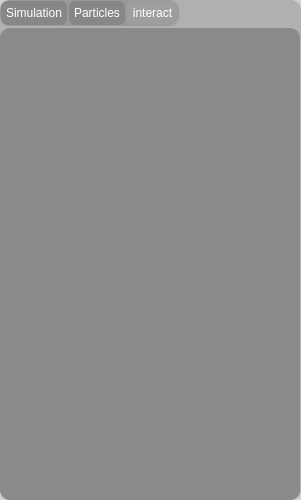
The window that settings.ui (tomatencode/Particle_LifeQT) describes before a commit, drawn with Qt 5.
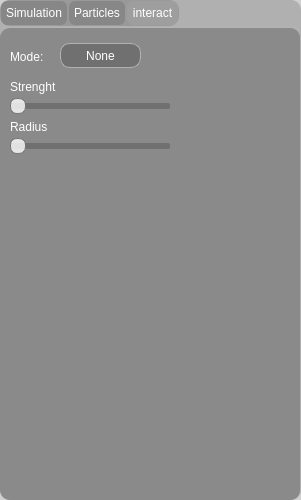
The same window after the commit. The open tabs and pages were chosen to show the change. Icons and pictures are not drawn. Custom widgets are drawn as their Qt base class.

Commit message: interaction mode interface and structure done

```diff
--- a/settings.ui
+++ b/settings.ui
@@ -513,6 +513,90 @@
     <attribute name="title">
      <string>interact</string>
     </attribute>
+    <widget class="QSlider" name="strenght_slider">
+     <property name="geometry">
+      <rect>
+       <x>10</x>
+       <y>70</y>
+       <width>160</width>
+       <height>16</height>
+      </rect>
+     </property>
+     <property name="maximum">
+      <number>1000</number>
+     </property>
+     <property name="orientation">
+      <enum>Qt::Horizontal</enum>
+     </property>
+    </widget>
+    <widget class="QPushButton" name="interaction_Button">
+     <property name="geometry">
+      <rect>
+       <x>60</x>
+       <y>15</y>
+       <width>81</width>
+       <height>25</height>
+      </rect>
+     </property>
+     <property name="text">
+      <string>None</string>
+     </property>
+    </widget>
+    <widget class="QLabel" name="strenght_label">
+     <property name="geometry">
+      <rect>
+       <x>10</x>
+       <y>50</y>
+       <width>101</width>
+       <height>17</height>
+      </rect>
+     </property>
+     <property name="text">
+      <string>Strenght</string>
+     </property>
+    </widget>
+    <widget class="QSlider" name="radius_slider">
+     <property name="geometry">
+      <rect>
+       <x>10</x>
+       <y>110</y>
+       <width>160</width>
+       <height>16</height>
+      </rect>
+     </property>
+     <property name="maximum">
+      <number>1000</number>
+     </property>
+     <property name="orientation">
+      <enum>Qt::Horizontal</enum>
+     </property>
+    </widget>
+    <widget class="QLabel" name="radius_label">
+     <property name="geometry">
+      <rect>
+       <x>10</x>
+       <y>90</y>
+       <width>81</width>
+       <height>17</height>
+      </rect>
+     </property>
+     <property name="text">
+      <string>Radius</string>
+     </property>
+    </widget>
+    <widget class="QLabel" name="mode_label">
+     <property name="geometry">
+      <rect>
+       <x>10</x>
+       <y>20</y>
+       <width>51</width>
+       <height>17</height>
+      </rect>
+     </property>
+     <property name="text">
+      <string>Mode:</string>
+     </property>
+    </widget>
    </widget>
   </widget>
  </widget>
```
Left out of the diff: 6 changed lines with no effect on the pictures. The commit also changes 12 other files.
